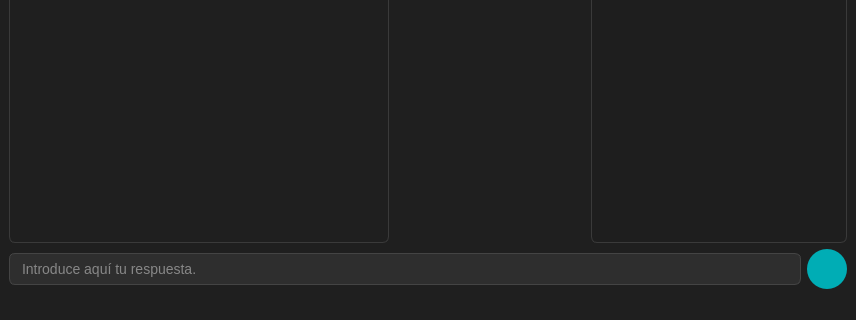
The window that slrtutorwindow.ui (jose-rZM/SyntaxTutor) describes before a commit, drawn with Qt 5; both pictures show x 0 to 856 and y 398 to 718 of the 856 by 718 pixel window.
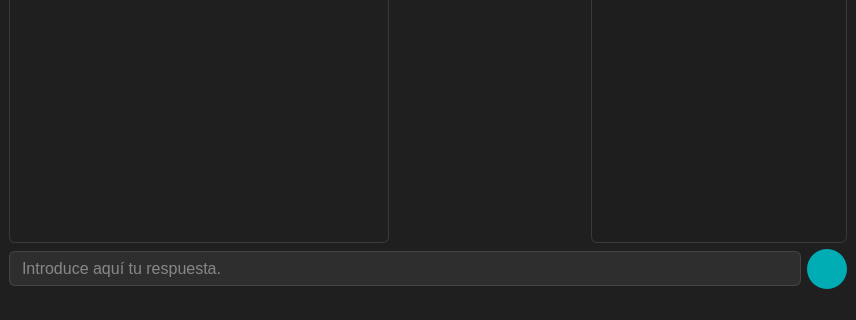
The same window after the commit. Icons and pictures are not drawn.

Commit message: change font size of lineedit

```diff
--- a/slrtutorwindow.ui
+++ b/slrtutorwindow.ui
@@ -193,12 +193,12 @@
       <item>
        <widget class="QLineEdit" name="userResponse">
         <property name="styleSheet">
-         <string notr="true">    background-color: #2E2E2E;
-    color: #E0E0E0;
-    border: 1px solid #444;
-    border-radius: 6px;
-    padding: 6px 10px;
-    font-size: 14px;</string>
+         <string notr="true">background-color: #2E2E2E;
+color: #E0E0E0;
+border: 1px solid #444;
+border-radius: 6px;
+padding: 6px 10px;
+font-size: 16px;</string>
         </property>
         <property name="placeholderText">
          <string>Introduce aquí tu respuesta.</string>
```
The commit also changes 2 other files.
